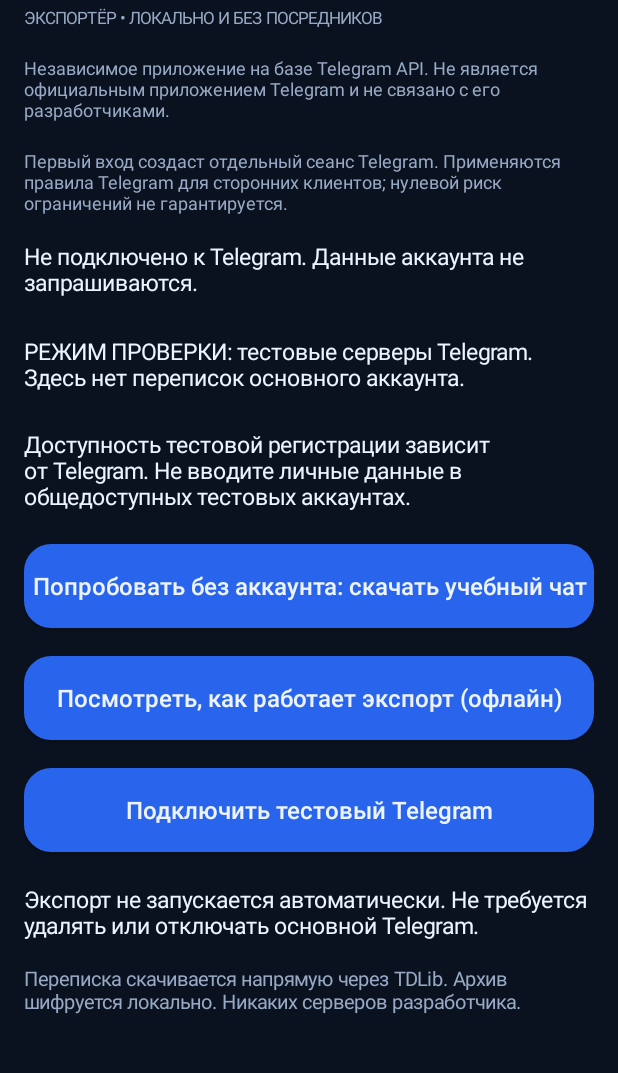
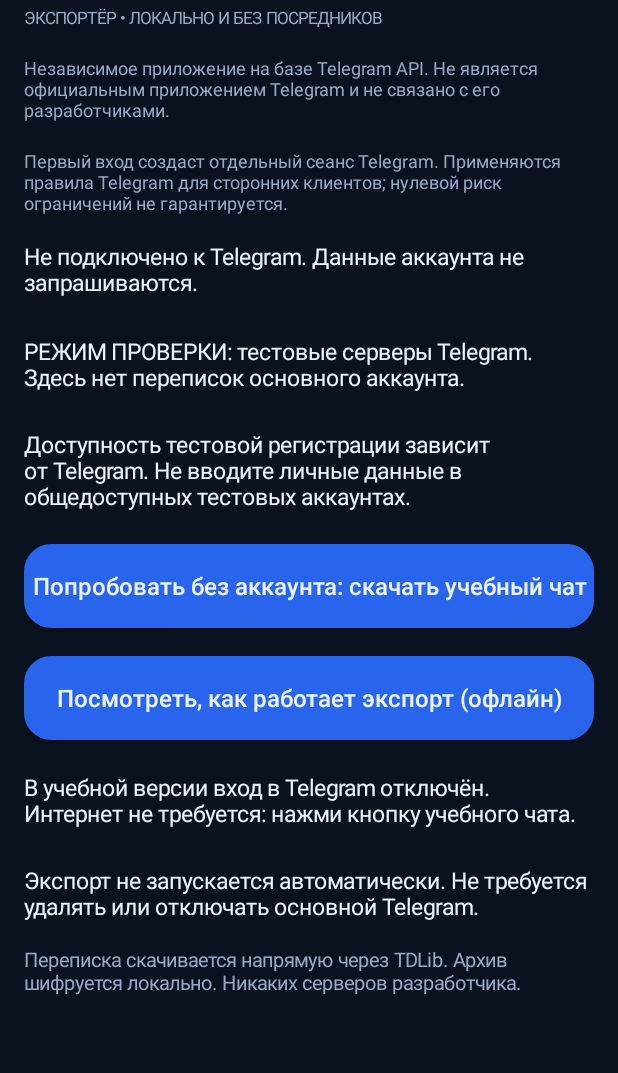
Before and after one commit to Caprifan2078/vault-exporter-android, an Android app: the screen it shows after launch (MainActivity), on a phone screen of 412 x 824 dp, the part 119-1192 px from its top. Run offline under Robolectric (Android 15) with nearby library versions, the phone set to English and light mode, and no system bars.

Commit message:
safety: prevent all Telegram login entry points in synthetic-only trial

```diff
--- a/app/src/main/java/org/vault/exporter/MainActivity.java
+++ b/app/src/main/java/org/vault/exporter/MainActivity.java
@@ -74,8 +74,10 @@ public final class MainActivity extends Activity {
       button("Создать проверочный архив .tva (офлайн)", this::requestOfflineFixture);
     if (BuildConfig.DEBUG && BuildConfig.TELEGRAM_TEST_DC)
       button("Проверить нативную TDLib (офлайн)", this::probeNativeTdlibOffline);
-    if (!BuildConfig.DEBUG) {
-      button(BuildConfig.TELEGRAM_TEST_DC ? "Подключить тестовый Telegram" : "Подключить настоящий Telegram", this::askBeforeConnect);
+    if (BuildConfig.TELEGRAM_TEST_DC) {
+      message("В учебной версии вход в Telegram отключён. Интернет не требуется: нажми кнопку учебного чата.");
+    } else if (!BuildConfig.DEBUG) {
+      button("Подключить настоящий Telegram", this::askBeforeConnect);
     } else {
       message("СТРОГО ОФЛАЙН-ДЕМО: доступ к Интернету заблокирован разрешениями Android. Вход в Telegram отключён.");
     }
@@ -315,6 +317,10 @@ public final class MainActivity extends Activity {
     }
   }
   private void askBeforeConnect() {
+    if(BuildConfig.TELEGRAM_TEST_DC){
+      showStatus("Учебная сборка не подключается к Telegram. Используй вымышленный чат.");
+      return;
+    }
     if (BuildConfig.DEBUG) { showStatus("В демонстрационной сборке доступ к Telegram отключён."); return; }
     if (td != null) { showStatus("Подключение уже началось."); return; }
     if (!BuildConfig.TELEGRAM_TEST_DC && !BuildConfig.ALLOW_PRODUCTION) {
```
